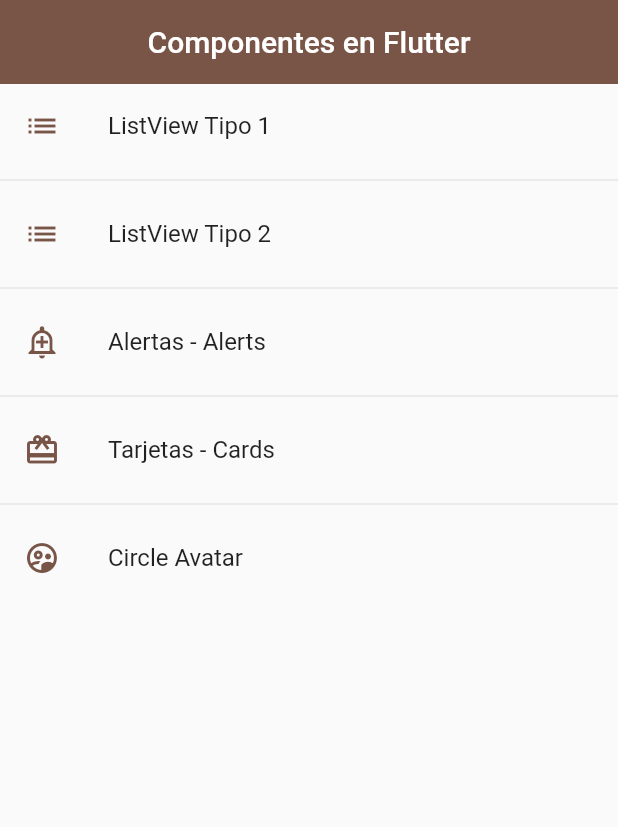
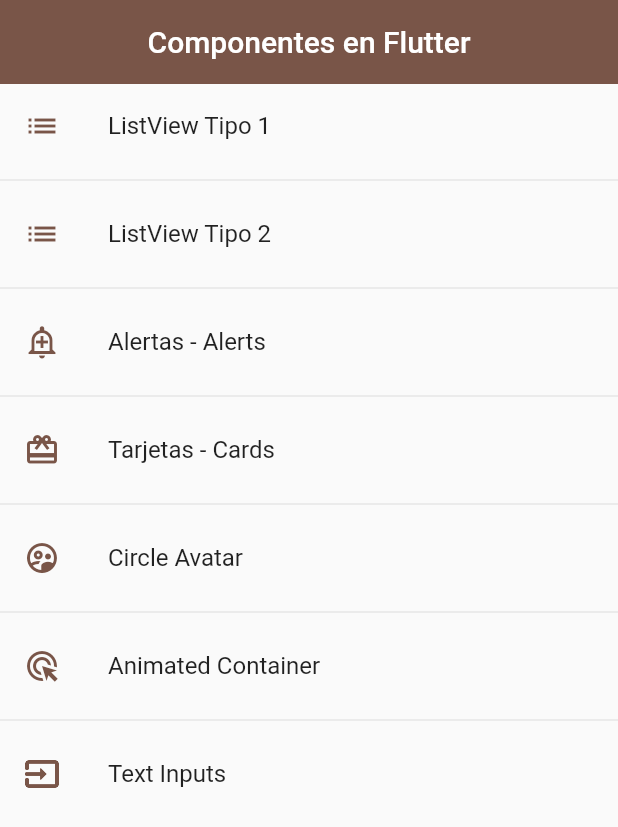
Before and after one commit to vcv8/flutter_wdg_test, a Flutter app: the screen it shows after launch, on a phone screen of 412 x 824 dp. Shown: the top 827 px of the screen. Run offline on Flutter 3.47's test engine with Material 2 defaults, Android fonts, the light colour scheme and no system bars.

Commit message:
Animated container and text form field

```diff
--- a/lib/router/app_routes.dart
+++ b/lib/router/app_routes.dart
@@ -36,6 +36,18 @@
       name: 'Circle Avatar',
       screen: const AvatarScreen(),
     ),
+    MenuOption(
+      route: 'animated',
+      icon: Icons.ads_click_outlined,
+      name: 'Animated Container',
+      screen: const AnimatedScreen(),
+    ),
+    MenuOption(
+      route: 'inputs',
+      icon: Icons.input_outlined,
+      name: 'Text Inputs',
+      screen: const InputsScreen(),
+    ),
   ];
 
   static Map<String, Widget Function(BuildContext)> getAppRoutes() {
--- a/lib/screens/screens.dart
+++ b/lib/screens/screens.dart
@@ -1,7 +1,9 @@
 export 'package:flutter_wdg_test/screens/alert_screen.dart';
+export 'package:flutter_wdg_test/screens/animated_screen.dart';
 export 'package:flutter_wdg_test/screens/avatar_screen.dart';
 export 'package:flutter_wdg_test/screens/card_screen.dart';
 export 'package:flutter_wdg_test/screens/doc_screen.dart';
 export 'package:flutter_wdg_test/screens/home_screen.dart';
+export 'package:flutter_wdg_test/screens/inputs_screen.dart';
 export 'package:flutter_wdg_test/screens/listview1_screen.dart';
 export 'package:flutter_wdg_test/screens/listview2_screen.dart';
```
Also changed, not shown: lib/screens/animated_screen.dart (added, +62 -0 lines), lib/screens/inputs_screen.dart (added, +60 -0 lines).
